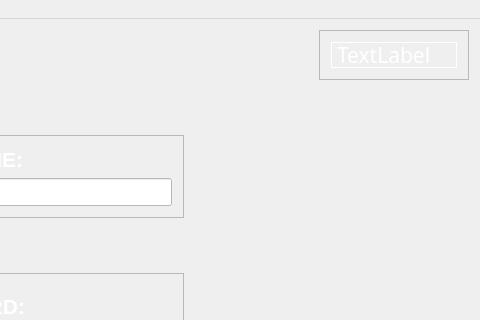
The window that LoginScreen.ui (JustKoshi/QTCinemaProject) describes before a commit, drawn with Qt 5; both pictures show x 411 to 891 and y 0 to 320 of the 891 by 636 pixel window.
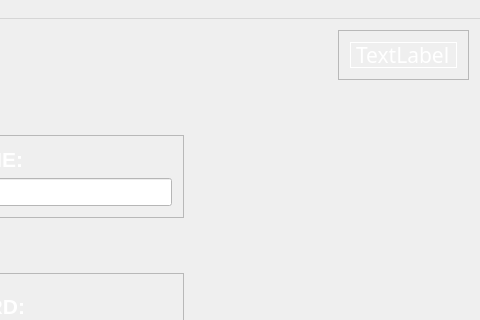
The same window after the commit. Icons and pictures are not drawn.

```diff
--- a/LoginScreen.ui
+++ b/LoginScreen.ui
@@ -28,7 +28,7 @@
      <widget class="QFrame" name="frame_4">
       <property name="minimumSize">
        <size>
-        <width>150</width>
+        <width>100</width>
         <height>0</height>
        </size>
       </property>
```
Left out of the diff: 3 changed lines with no effect on the pictures.
